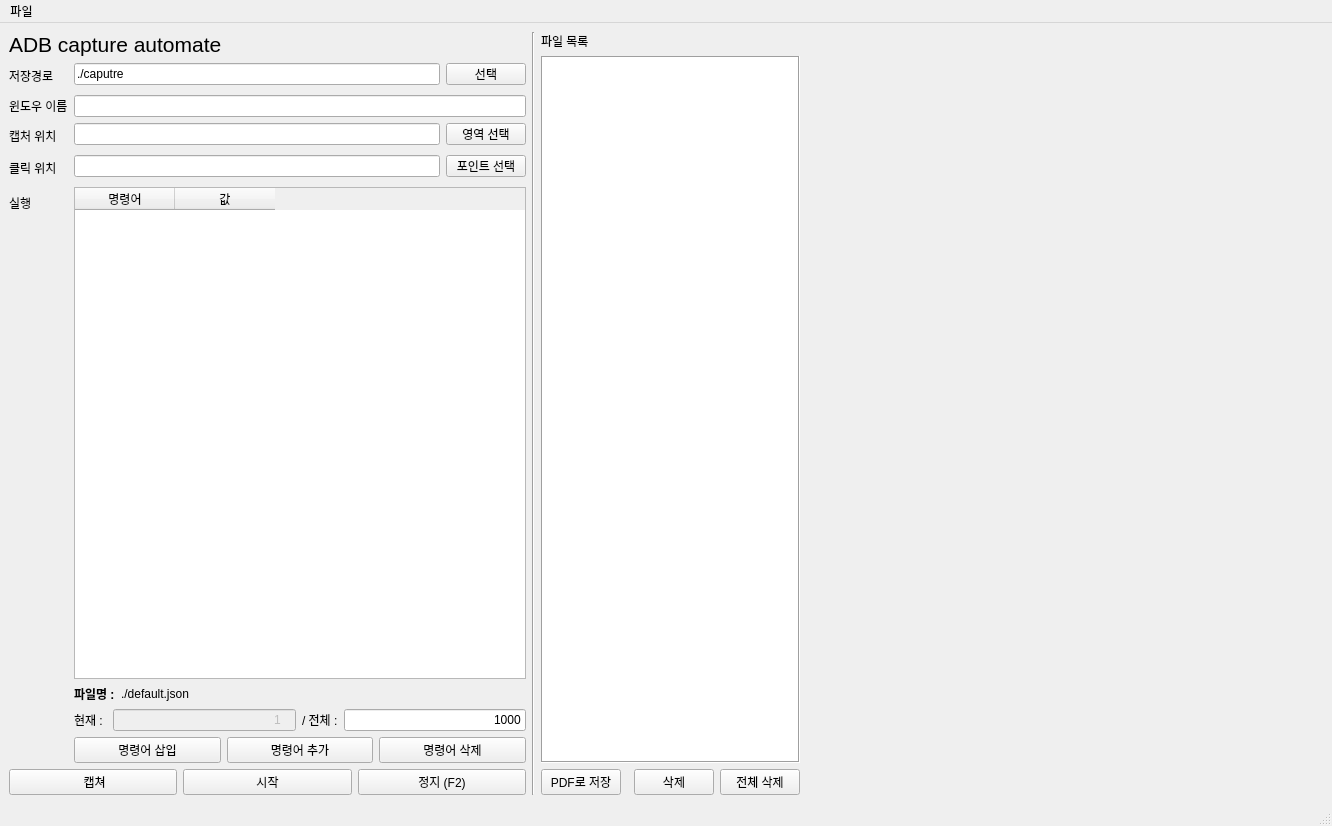
gyuha/capture-macro, file mainUi.ui: the form before one commit.
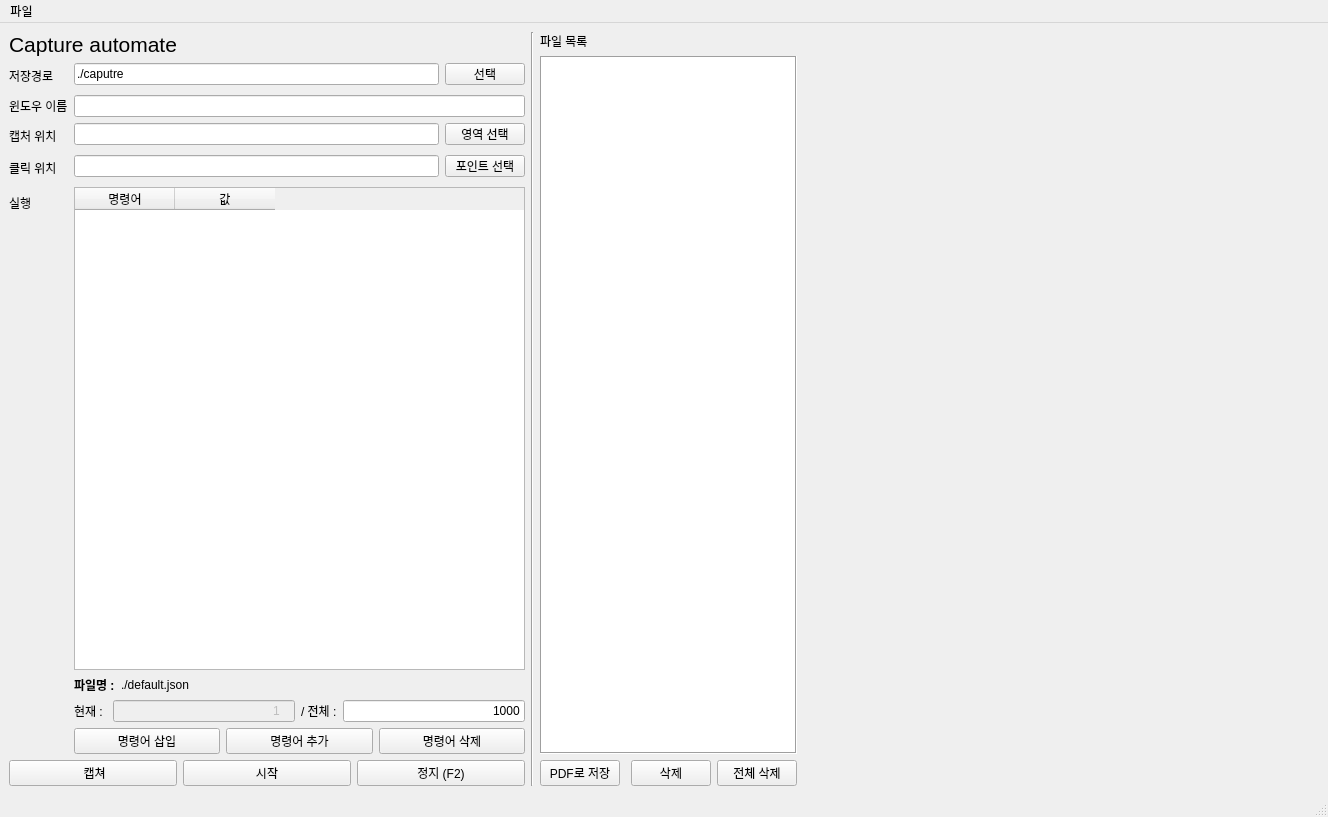
The form after the commit.

The edit to the form file:
```diff
--- a/mainUi.ui
+++ b/mainUi.ui
@@ -6,8 +6,8 @@
    <rect>
     <x>0</x>
     <y>0</y>
-    <width>1332</width>
-    <height>826</height>
+    <width>1328</width>
+    <height>817</height>
    </rect>
   </property>
   <property name="windowTitle">
@@ -28,7 +28,7 @@
          </font>
         </property>
         <property name="text">
-         <string>ADB capture automate</string>
+         <string>Capture automate</string>
         </property>
        </widget>
       </item>
@@ -440,7 +440,7 @@
     <rect>
      <x>0</x>
      <y>0</y>
-     <width>1332</width>
+     <width>1328</width>
      <height>26</height>
     </rect>
    </property>
```
Left out of the diff: 2 changed lines with no effect on the pictures.
